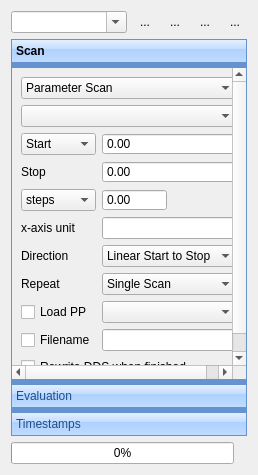
Before: the Qt Designer form ui/ScanControlUi.ui in MonroeQuantumNetworks/IonControl, drawn with Qt 5.
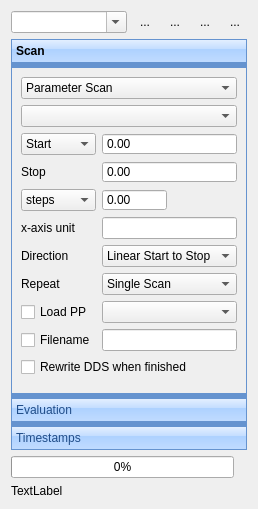
After: the same form once the commit is applied. Icons and pictures are not drawn. Custom widgets are drawn as their Qt base class.

Commit message: Added display for number of scans averaged.

The edit to the form file:
```diff
--- a/ui/ScanControlUi.ui
+++ b/ui/ScanControlUi.ui
@@ -7,7 +7,7 @@
     <x>0</x>
     <y>0</y>
     <width>249</width>
-    <height>475</height>
+    <height>509</height>
    </rect>
   </property>
   <property name="windowTitle">
@@ -147,7 +147,7 @@
         <x>0</x>
         <y>0</y>
         <width>229</width>
-        <height>315</height>
+        <height>330</height>
        </rect>
       </property>
       <attribute name="label">
@@ -607,6 +607,13 @@
      </item>
     </layout>
    </item>
+   <item>
+    <widget class="QLabel" name="scansAveraged">
+     <property name="text">
+      <string>TextLabel</string>
+     </property>
+    </widget>
+   </item>
   </layout>
  </widget>
  <customwidgets>
```
The commit also changes 4 other files.
